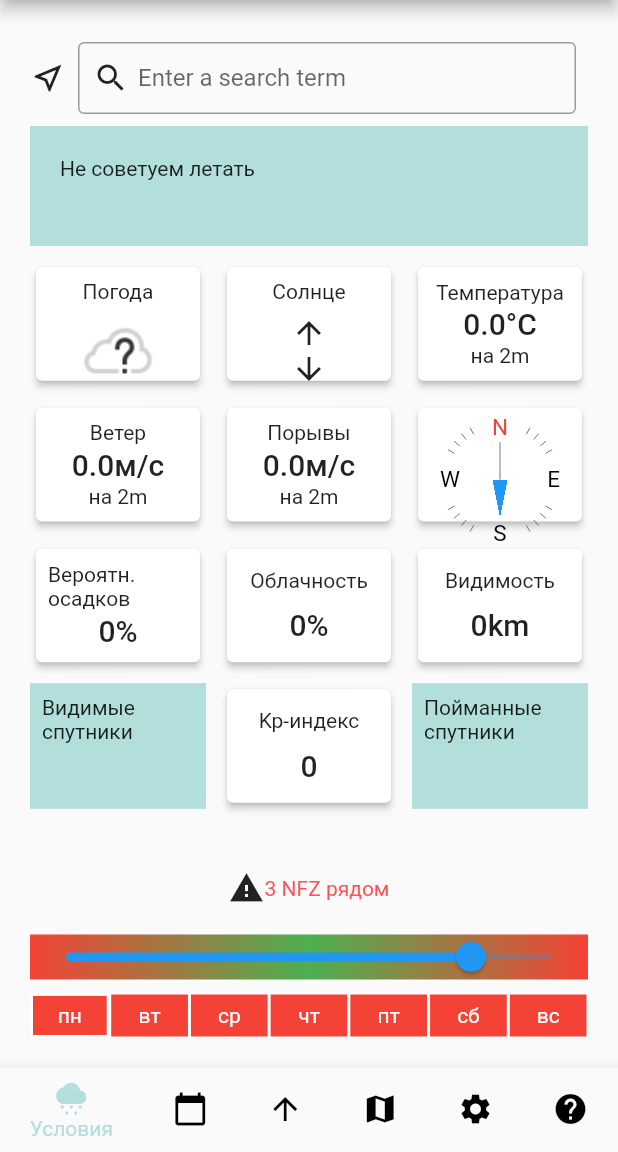
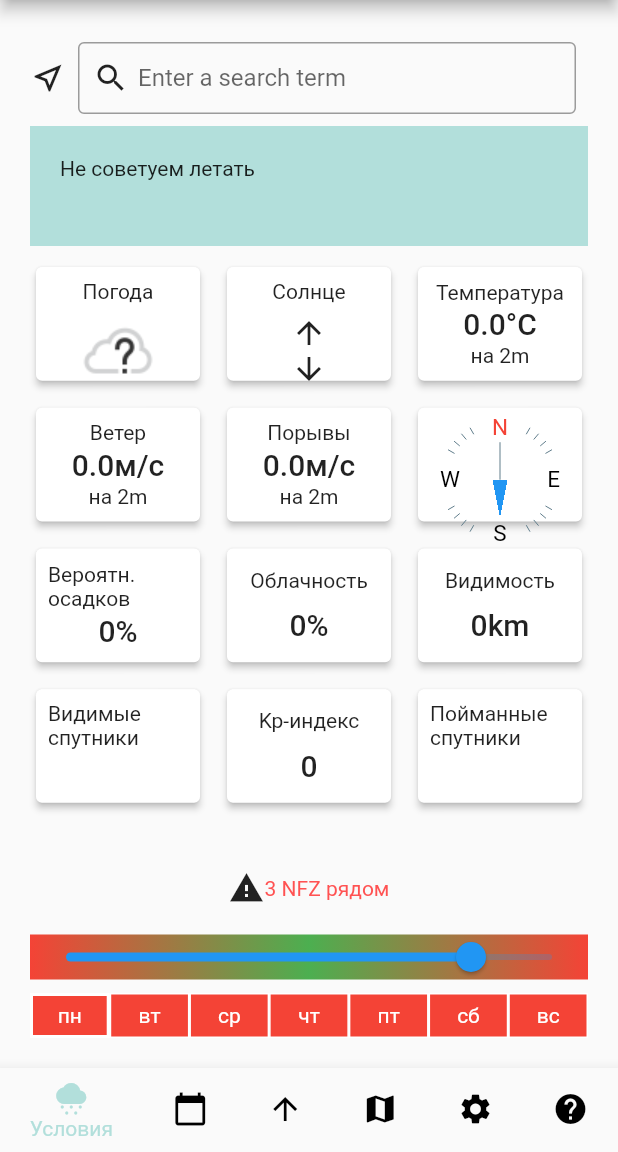
Before and after one commit to megabayt/forecast_app, a Flutter app: the screen it shows after launch, on a phone screen of 412 x 824 dp, the part 84-1236 px from its top. Run offline on Flutter 3.47's test engine with Material 2 defaults, Android fonts, the phone set to English and light mode, and no system bars; drawn by our look-alikes of syncfusion_flutter_sliders; our stand-ins replace bloc, copy_with_extension, flutter_bloc, flutter_dotenv, geolocator, get_it and 2 more; missing offline and left inert: syncfusion_flutter_core; generated files the repository leaves out were written again.

Commit message:
pretty last 2 cards, but without info :(

```diff
--- a/lib/widgets/captured_satellites.dart
+++ b/lib/widgets/captured_satellites.dart
@@ -5,10 +5,12 @@ class CapturedSatellites extends StatelessWidget {
 
   @override
   build(BuildContext context) {
-    return Container(
-      padding: const EdgeInsets.all(8),
-      child: const Text("Пойманные спутники"),
-      color: Colors.teal[100],
+    return const Card(
+      elevation: 2,
+      child: Padding(
+        padding: EdgeInsets.all(8),
+        child: Text("Пойманные спутники"),
+      ),
     );
   }
 }
--- a/lib/widgets/visible_satellites.dart
+++ b/lib/widgets/visible_satellites.dart
@@ -5,10 +5,12 @@ class VisibleSatellites extends StatelessWidget {
 
   @override
   build(BuildContext context) {
-    return Container(
-      padding: const EdgeInsets.all(8),
-      child: const Text("Видимые спутники"),
-      color: Colors.teal[100],
+    return const Card(
+      elevation: 2,
+      child: Padding(
+        padding: EdgeInsets.all(8),
+        child: Text("Видимые спутники"),
+      ),
     );
   }
 }
```
